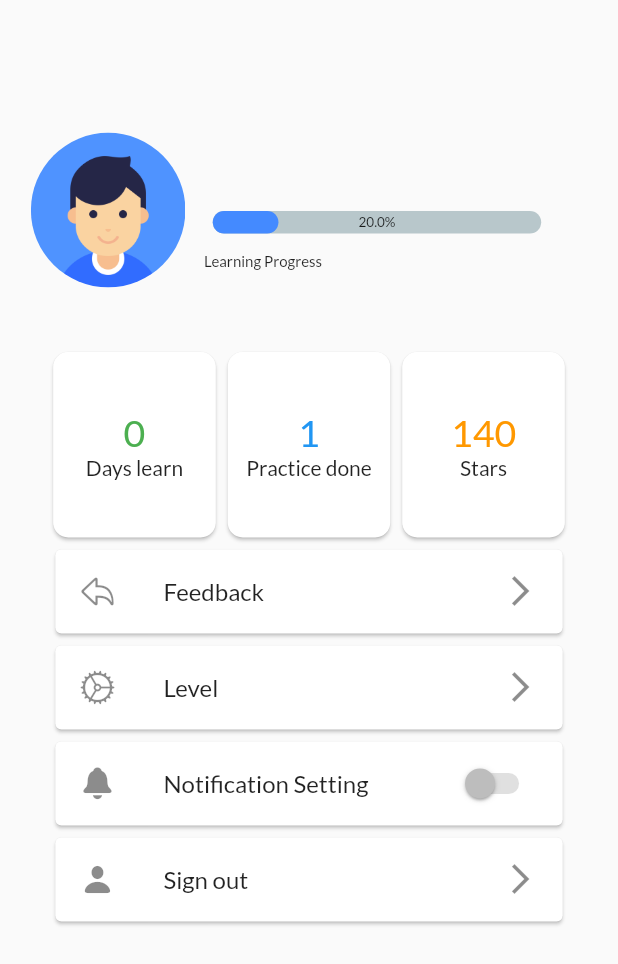
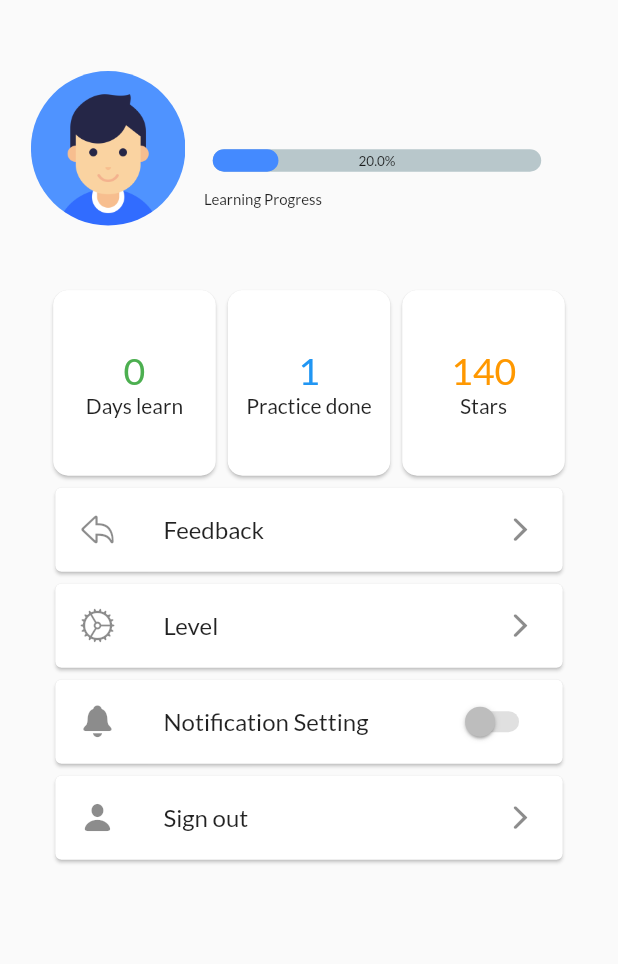
Before and after one commit to nguynduyanh169/vietnamese_learning, a Flutter app: the ProfileScreen2 screen opened directly, on a phone screen of 412 x 824 dp. Shown: the top 964 px of the screen. Run offline on Flutter 3.47's test engine with Material 2 defaults, Android fonts, the phone set to English and light mode, and no system bars; drawn by our look-alikes of percent_indicator; our stand-ins replace avatar_glow, cool_alert, dio, flip_card, flutter_svg, font_awesome_flutter and 4 more; missing offline and left inert: flutter_colored_progress_indicators, highlight_text; accounts and stored records are empty; project files that could hold a hidden picture were left out.

Commit message:
Update profile_screen2.dart

```diff
--- a/lib/src/resources/profile_screen2.dart
+++ b/lib/src/resources/profile_screen2.dart
@@ -1,5 +1,6 @@
 import 'package:flutter/cupertino.dart';
 import 'package:flutter/material.dart';
+import 'package:google_fonts/google_fonts.dart';
 import 'package:percent_indicator/linear_percent_indicator.dart';
 import 'package:shared_preferences/shared_preferences.dart';
 import 'package:vietnamese_learning/src/config/size_config.dart';
@@ -44,9 +45,7 @@ class _ProfileScreenState2 extends State<ProfileScreen2> {
                   right: SizeConfig.blockSizeHorizontal * 5),
               child: Column(
                 children: <Widget>[
-                  SizedBox(
-                    height: SizeConfig.blockSizeVertical * 10,
-                  ),
+                  SizedBox(height: SizeConfig.blockSizeVertical * 5,),
                   Row(
                     children: <Widget>[
                       Container(
@@ -200,13 +199,13 @@ class _ProfileScreenState2 extends State<ProfileScreen2> {
                                         child: ListTile(
                                       leading: Icon(CupertinoIcons.reply),
                                       title: Text("Feedback"),
-                                      trailing: Icon(Icons.arrow_forward_ios),
+                                      trailing: Icon(CupertinoIcons.forward),
                                     )),
                                     Card(
                                         child: ListTile(
                                       leading: Icon(CupertinoIcons.settings),
                                       title: Text("Level"),
-                                      trailing: Icon(Icons.arrow_forward_ios),
+                                      trailing: Icon(CupertinoIcons.forward),
                                     )),
                                     Card(
                                         child: ListTile(
@@ -222,7 +221,7 @@ class _ProfileScreenState2 extends State<ProfileScreen2> {
                                           leading: Icon(CupertinoIcons.person_solid),
                                           title: Text("Sign out"),
                                           trailing:
-                                              Icon(Icons.arrow_forward_ios),
+                                          Icon(CupertinoIcons.forward),
                                         ),
                                       ),
                                     ),
```
